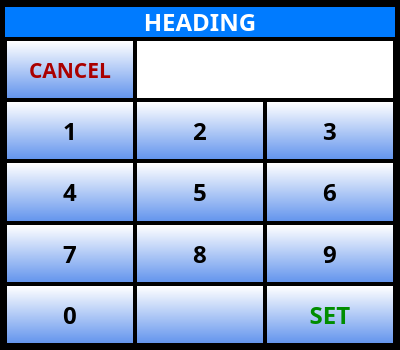
The window that ui/Keypad.ui (UnexplodedMinds/Stratofier) describes before a commit, drawn with Qt 5.
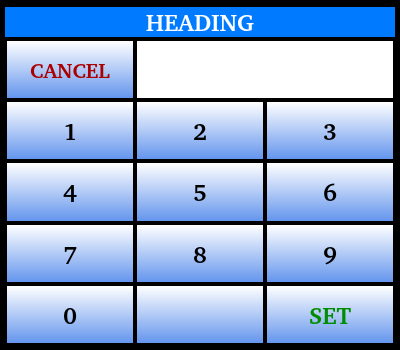
The same window after the commit. Icons and pictures are not drawn.

Commit message:
Replace Orbitron and Rational Int fonts back to Piboto and add Piboto to resources to ensure android displays correctly.
Simplify how bug menu and main menu are positioned.

The edit to the form file:
```diff
--- a/ui/Keypad.ui
+++ b/ui/Keypad.ui
@@ -149,7 +149,7 @@
      </property>
      <property name="font">
       <font>
-       <family>Piboto</family>
+       <family>Piboto [Goog]</family>
        <pointsize>18</pointsize>
        <weight>75</weight>
        <bold>true</bold>
@@ -176,7 +176,7 @@
      </property>
      <property name="font">
       <font>
-       <family>Piboto</family>
+       <family>Piboto [Goog]</family>
        <pointsize>18</pointsize>
        <weight>75</weight>
        <bold>true</bold>
@@ -203,7 +203,7 @@
      </property>
      <property name="font">
       <font>
-       <family>Piboto</family>
+       <family>Piboto [Goog]</family>
        <pointsize>18</pointsize>
        <weight>75</weight>
        <bold>true</bold>
@@ -230,7 +230,7 @@
      </property>
      <property name="font">
       <font>
-       <family>Piboto</family>
+       <family>Piboto [Goog]</family>
        <pointsize>18</pointsize>
        <weight>75</weight>
        <bold>true</bold>
@@ -257,7 +257,7 @@
      </property>
      <property name="font">
       <font>
-       <family>Piboto</family>
+       <family>Piboto [Goog]</family>
        <pointsize>18</pointsize>
        <weight>75</weight>
        <bold>true</bold>
@@ -290,7 +290,7 @@
      </property>
      <property name="font">
       <font>
-       <family>Piboto</family>
+       <family>Piboto [Goog]</family>
        <pointsize>18</pointsize>
        <weight>75</weight>
        <bold>true</bold>
@@ -323,7 +323,7 @@
      </property>
      <property name="font">
       <font>
-       <family>Piboto</family>
+       <family>Piboto [Goog]</family>
        <pointsize>18</pointsize>
        <weight>75</weight>
        <bold>true</bold>
@@ -350,7 +350,7 @@
      </property>
      <property name="font">
       <font>
-       <family>Piboto</family>
+       <family>Piboto [Goog]</family>
        <pointsize>18</pointsize>
        <weight>75</weight>
        <bold>true</bold>
@@ -383,7 +383,7 @@
      </property>
      <property name="font">
       <font>
-       <family>Piboto</family>
+       <family>Piboto [Goog]</family>
        <pointsize>18</pointsize>
        <weight>75</weight>
        <bold>true</bold>
@@ -627,7 +627,7 @@
      </property>
      <property name="font">
       <font>
-       <family>Piboto</family>
+       <family>Piboto [Goog]</family>
        <pointsize>18</pointsize>
        <weight>75</weight>
        <bold>true</bold>
@@ -654,7 +654,7 @@
      </property>
      <property name="font">
       <font>
-       <family>Piboto</family>
+       <family>Piboto [Goog]</family>
        <pointsize>18</pointsize>
        <weight>75</weight>
        <bold>true</bold>
@@ -898,7 +898,7 @@
      </property>
      <property name="font">
       <font>
-       <family>Piboto</family>
+       <family>Piboto [Goog]</family>
        <pointsize>16</pointsize>
        <weight>75</weight>
        <bold>true</bold>
@@ -1128,7 +1128,7 @@
      </property>
      <property name="font">
       <font>
-       <family>Piboto</family>
+       <family>Piboto [Goog]</family>
        <pointsize>18</pointsize>
        <weight>75</weight>
        <bold>true</bold>
```
Left out of the diff: 4 changed lines with no effect on the pictures. The commit also changes 15 other files.
